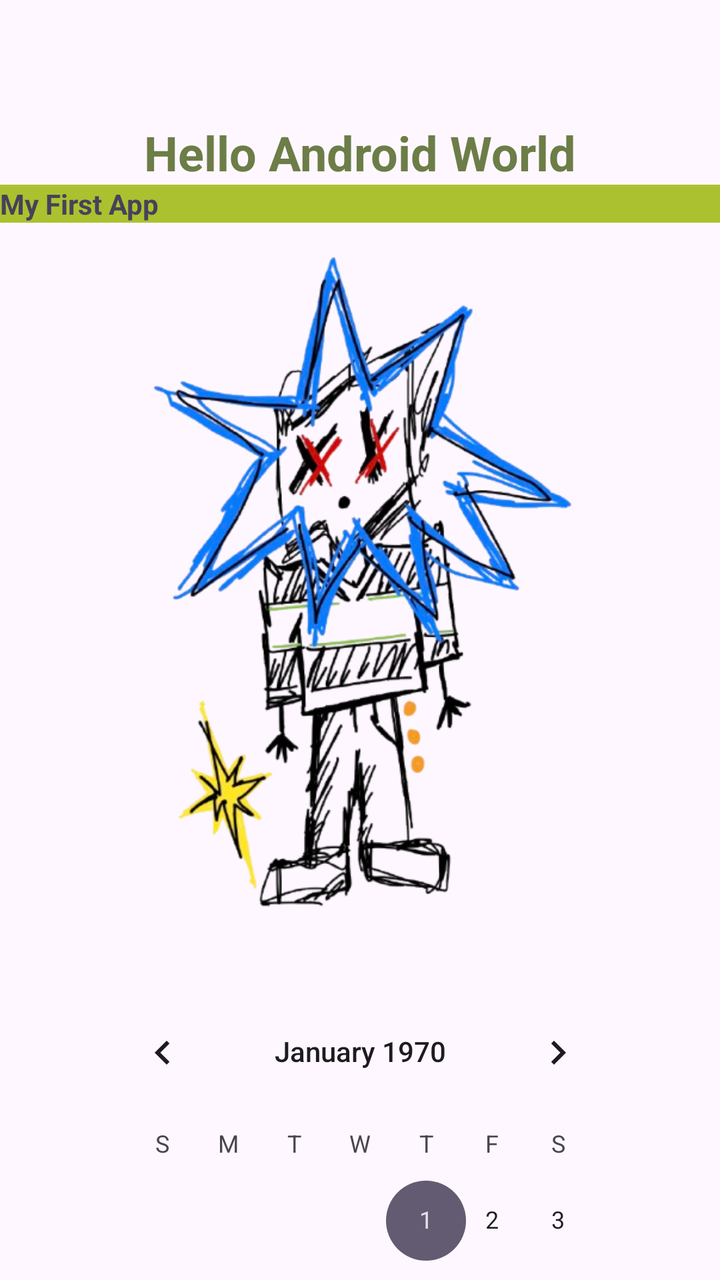
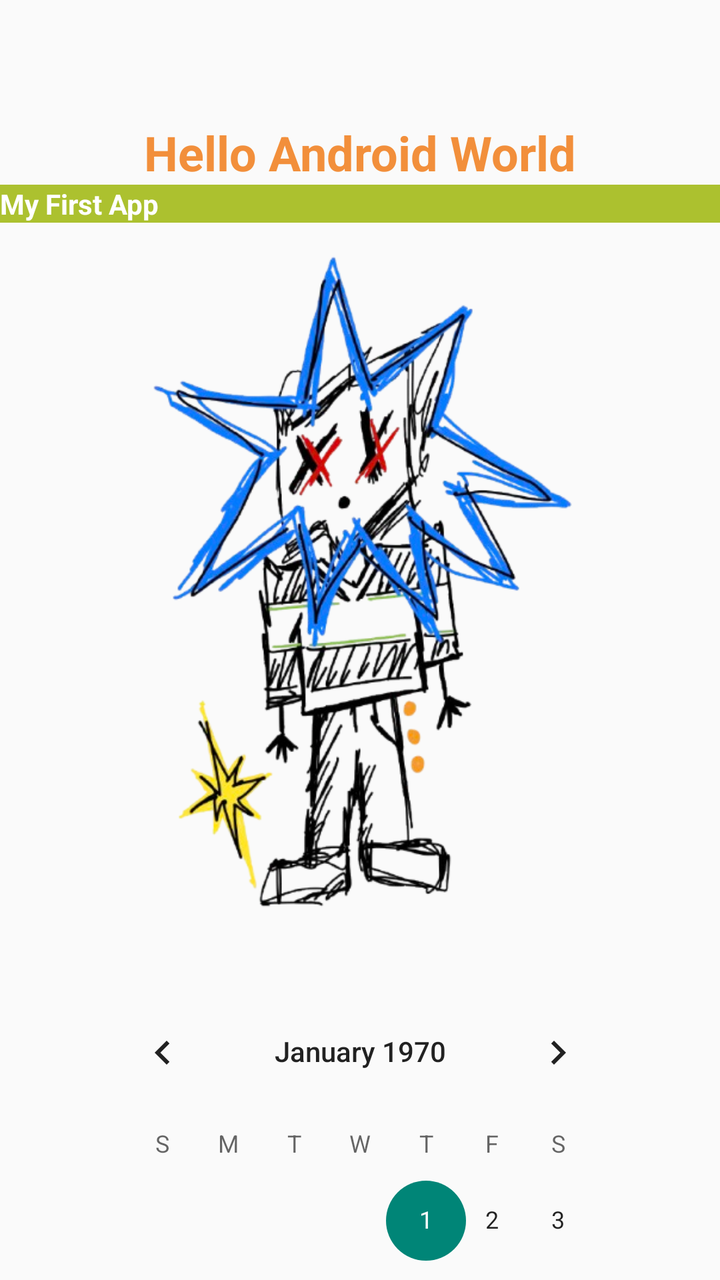

Two renders of the same Android screen: before a commit and after it. Below are the layout's source before the change and the commit's diff.
<!-- AndroidManifest.xml: application theme Theme.HelloWorld -->
<!-- res/layout/activity_main.xml -->
<?xml version="1.0" encoding="utf-8"?>
<androidx.constraintlayout.widget.ConstraintLayout xmlns:android="http://schemas.android.com/apk/res/android"
    xmlns:app="http://schemas.android.com/apk/res-auto"
    xmlns:tools="http://schemas.android.com/tools"
    android:id="@+id/main"
    android:layout_width="match_parent"
    android:layout_height="match_parent"
    tools:context=".MainActivity">

    <TextView
        android:id="@+id/textView2"
        android:layout_width="wrap_content"
        android:layout_height="wrap_content"
        android:layout_marginTop="60dp"
        android:text="@string/hello_string"
        android:textColor="@color/dusty_olive"
        android:textSize="24sp"
        android:textStyle="bold"
        app:layout_constraintEnd_toEndOf="parent"
        app:layout_constraintStart_toStartOf="parent"
        app:layout_constraintTop_toTopOf="parent" />

    <TextView
        android:id="@+id/textView5"
        android:layout_width="match_parent"
        android:layout_height="wrap_content"
        android:background="@color/lime_moss"
        android:text="@string/my_first_app"
        android:textAlignment="center"
        android:textColor="@color/vintage_grape"
        android:textStyle="bold"
        app:layout_constraintTop_toBottomOf="@+id/textView2"
        tools:layout_editor_absoluteX="174dp" />

    <ImageView
        android:id="@+id/imageView2"
        android:layout_width="241dp"
        android:layout_height="381dp"
        android:contentDescription="@string/timmy"
        app:layout_constraintEnd_toEndOf="parent"
        app:layout_constraintHorizontal_bias="0.5"
        app:layout_constraintStart_toStartOf="parent"
        app:layout_constraintTop_toBottomOf="@+id/textView5"
        app:srcCompat="@drawable/timmy" />

    <CalendarView
        android:id="@+id/calendarView"
        android:layout_width="271dp"
        android:layout_height="262dp"
        app:layout_constraintEnd_toEndOf="parent"
        app:layout_constraintHorizontal_bias="0.5"
        app:layout_constraintStart_toStartOf="parent"
        app:layout_constraintTop_toBottomOf="@+id/imageView2" />

</androidx.constraintlayout.widget.ConstraintLayout>
<!-- resources referenced by this layout -->
<resources>
  <color name="dusty_olive">#6C7D47</color>
  <color name="lime_moss">#ACC12F</color>
  <color name="vintage_grape">#45425A</color>
  <!-- drawable timmy: png bitmap (drawable, 211169 bytes) -->
  <string name="hello_string">Hello Android World</string>
  <string name="my_first_app">My First App</string>
  <string name="timmy">timmy</string>
  <style name="Theme.HelloWorld" parent="Base.Theme.HelloWorld" />
  <style name="Base.Theme.HelloWorld" parent="Theme.Material3.DayNight">
          
          
      </style>
</resources>

<!-- the commit's change to res/layout/activity_main.xml (unified diff, before → after) -->
@@ -13,7 +13,7 @@
         android:layout_height="wrap_content"
         android:layout_marginTop="60dp"
         android:text="@string/hello_string"
-        android:textColor="@color/dusty_olive"
+        android:textColor="@color/tiger_orange"
         android:textSize="24sp"
         android:textStyle="bold"
         app:layout_constraintEnd_toEndOf="parent"
@@ -27,7 +27,7 @@
         android:background="@color/lime_moss"
         android:text="@string/my_first_app"
         android:textAlignment="center"
-        android:textColor="@color/vintage_grape"
+        android:textColor="@color/white"
         android:textStyle="bold"
         app:layout_constraintTop_toBottomOf="@+id/textView2"
         tools:layout_editor_absoluteX="174dp" />
<!-- resource entries referenced after the edit -->
@@ -1,16 +1,17 @@
 <!-- resources referenced by this layout -->
 <resources>
-  <color name="dusty_olive">#6C7D47</color>
   <color name="lime_moss">#ACC12F</color>
-  <color name="vintage_grape">#45425A</color>
+  <color name="tiger_orange">#F28F3B</color>
+  <color name="white">#FFFFFFFF</color>
   <!-- drawable timmy: png bitmap (drawable, 211169 bytes) -->
   <string name="hello_string">Hello Android World</string>
   <string name="my_first_app">My First App</string>
   <string name="timmy">timmy</string>
-  <style name="Theme.HelloWorld" parent="Base.Theme.HelloWorld" />
-  <style name="Base.Theme.HelloWorld" parent="Theme.Material3.DayNight">
-          
-          
+  <style name="Theme.HelloWorld" parent="Base.Theme.HelloWorld">
+          <item name="colorPrimary">@color/rich_cerulean</item>
       </style>
+  <style name="Base.Theme.HelloWorld" parent="Theme.AppCompat.Light.DarkActionBar">
+      </style>
+  <color name="rich_cerulean">#2274A5</color>
 </resources>
 
